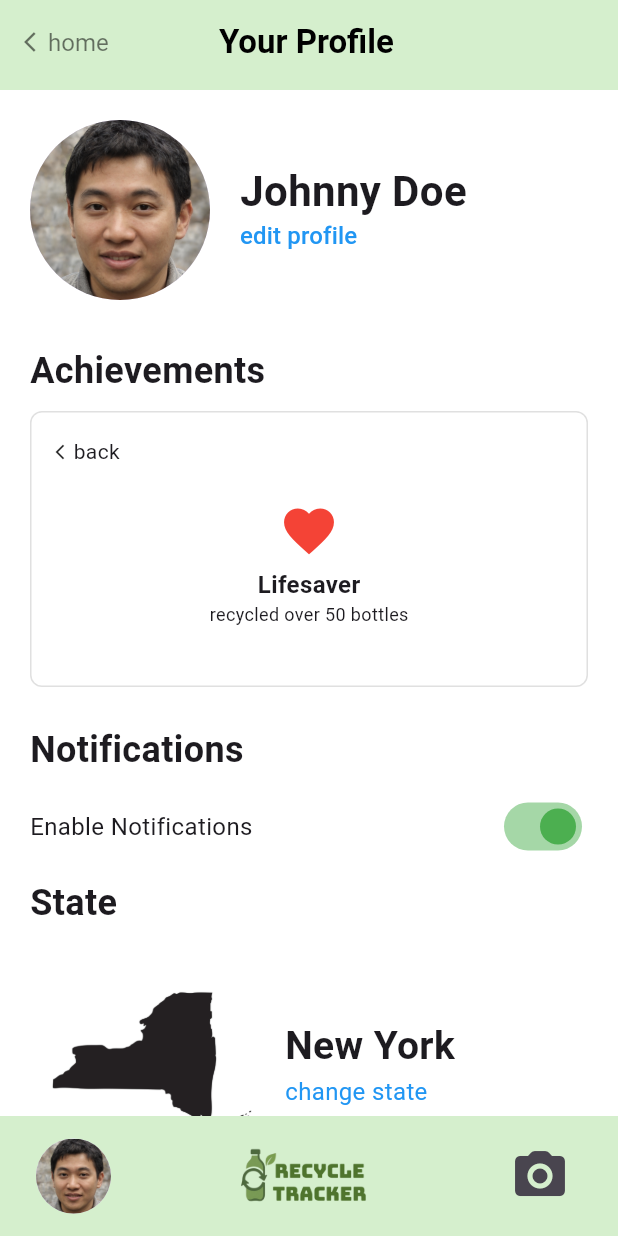
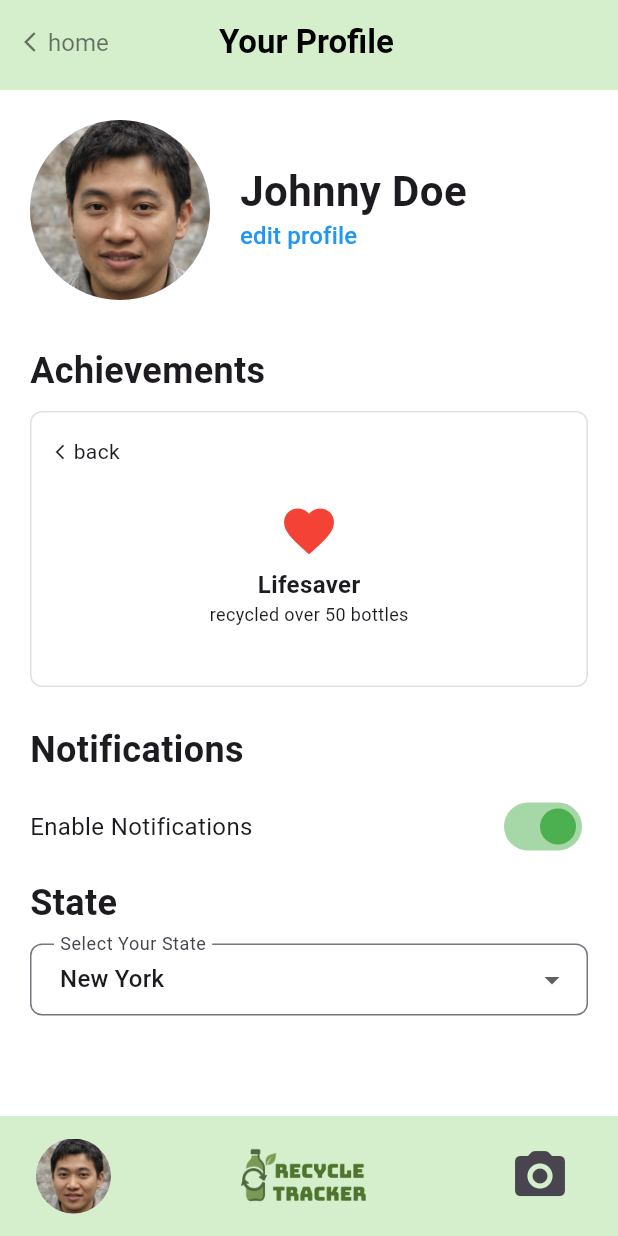
Before and after one commit to caitlinyau0717/recycle-tracker, a Flutter app: the ProfilePage screen opened directly, after a tap on the "favorite" icon, on a phone screen of 412 x 824 dp. Run offline on Flutter 3.47's test engine with Material 3 defaults, Android fonts, the phone set to English and light mode, and no system bars; our stand-ins replace camera, fl_chart, image_picker; missing offline and left inert: google_mlkit_barcode_scanning.

Commit message:
update profile

```diff
--- a/lib/pages/profile_page.dart
+++ b/lib/pages/profile_page.dart
@@ -13,6 +13,21 @@ class ProfilePage extends StatefulWidget {
 class _ProfilePageState extends State<ProfilePage> {
   bool _notificationsEnabled = true;
   bool _showAchievementDetail = false;
+  String _selectedState = "New York"; // default state
+
+  final List<String> states = [
+    "California",
+    "Connecticut",
+    "Hawaii",
+    "Iowa",
+    "Maine",
+    "Massachusetts",
+    "Michigan",
+    "New York",
+    "Oregon",
+    "Vermont",
+    "Guam"
+  ];
 
   @override
   Widget build(BuildContext context) {
@@ -23,7 +38,7 @@ class _ProfilePageState extends State<ProfilePage> {
         child: AppBar(
           backgroundColor: const Color(0xFFD5EFCD),
           elevation: 0,
-          automaticallyImplyLeading: false, // Remove default back arrow
+          automaticallyImplyLeading: false,
           title: Row(
             children: [
               GestureDetector(
@@ -31,7 +46,7 @@ class _ProfilePageState extends State<ProfilePage> {
                   Navigator.pushAndRemoveUntil(
                     context,
                     MaterialPageRoute(builder: (context) => HomePage()),
-                    (route) => false, // Remove all previous routes
+                    (route) => false,
                   );
                 },
                 child: const Row(
@@ -54,30 +69,21 @@ class _ProfilePageState extends State<ProfilePage> {
         child: Column(
           crossAxisAlignment: CrossAxisAlignment.center,
           children: [
-            // Main section for the profile header
+            // Profile photo + name
             Row(
               crossAxisAlignment: CrossAxisAlignment.center,
               children: [
-                // profile icon
-                // CHRIS: PROFILE PIC GOES HERE
                 const CircleAvatar(
                   radius: 60,
                   backgroundImage: AssetImage('assets/ProfilePic.png'),
                 ),
                 const SizedBox(width: 20),
-
-                // column for name and edit button
                 Column(
                   crossAxisAlignment: CrossAxisAlignment.start,
                   children: [
-                    // CHRIS: USER'S FULL NAME GOES HERE
                     const Text(
                       'Johnny Doe',
-                      style: TextStyle(
-                        fontSize: 28,
-                        fontWeight: FontWeight.bold,
-                        height: 1.2,
-                      ),
+                      style: TextStyle(fontSize: 28, fontWeight: FontWeight.bold, height: 1.2),
                     ),
                     TextButton(
                       onPressed: () {
@@ -87,7 +93,6 @@ class _ProfilePageState extends State<ProfilePage> {
                         );
                       },
                       style: TextButton.styleFrom(
-                        // makes button tighter
                         visualDensity: const VisualDensity(vertical: -4),
                         padding: EdgeInsets.zero,
                         tapTargetSize: MaterialTapTargetSize.shrinkWrap,
@@ -101,30 +106,23 @@ class _ProfilePageState extends State<ProfilePage> {
             ),
             const SizedBox(height: 30),
 
-            // achievements
             _buildSection(
               title: 'Achievements',
-              child: _showAchievementDetail
-                  ? _buildAchievementDetail()
-                  : _buildAchievementGrid(),
+              child: _showAchievementDetail ? _buildAchievementDetail() : _buildAchievementGrid(),
             ),
             const SizedBox(height: 25),
 
-            // notifications
             _buildSection(
               title: 'Notifications',
               showBorder: false,
               child: Row(
                 mainAxisAlignment: MainAxisAlignment.spaceBetween,
                 children: [
-                  const Text('Enable Notifications', style: TextStyle(fontSize: 16.0),),
+                  const Text('Enable Notifications', style: TextStyle(fontSize: 16.0)),
                   Switch(
-                    // CHRIS: USER'S NOTIFICATION SETTINGS ARE HERE
                     value: _notificationsEnabled,
                     onChanged: (value) {
-                      setState(() {
-                        _notificationsEnabled = value;
-                      });
+                      setState(() => _notificationsEnabled = value);
                     },
                     activeColor: Colors.green,
                   ),
@@ -132,22 +130,28 @@ class _ProfilePageState extends State<ProfilePage> {
               ),
             ),
             const SizedBox(height: 10),
+
             _buildSection(
               title: 'State',
               showBorder: false,
-              child: Row(
-                // CHRIS: STATE INFORMATION AND IMAGE GOES HERE
-                children: [
-                  Image.asset('assets/NYState.png', width: 160, height: 160),
-                  const SizedBox(width: 10),
-                  const Column(
-                    crossAxisAlignment: CrossAxisAlignment.start,
-                    children: [
-                      Text('New York', style: TextStyle(fontWeight: FontWeight.bold, fontSize: 26.0)),
-                      Text('change state', style: TextStyle(color: Colors.blue, fontSize: 16.0)),
-                    ],
-                  ),
-                ],
+              child: DropdownButtonFormField<String>(
+                value: _selectedState,
+                items: states.map((state) {
+                  return DropdownMenuItem<String>(
+                    value: state,
+                    child: Text(state),
+                  );
+                }).toList(),
+                onChanged: (value) {
+                  setState(() {
+                    _selectedState = value!;
+                  });
+                },
+                decoration: InputDecoration(
+                  labelText: 'Select Your State',
+                  border: OutlineInputBorder(borderRadius: BorderRadius.circular(8)),
+                  contentPadding: const EdgeInsets.symmetric(horizontal: 16, vertical: 12),
+                ),
               ),
             ),
           ],
@@ -161,7 +165,6 @@ class _ProfilePageState extends State<ProfilePage> {
           children: [
             const CircleAvatar(
               radius: 25,
-              // CHRIS: PROFILE PIC GOES HERE
               backgroundImage: AssetImage('assets/ProfilePic.png'),
             ),
             GestureDetector(
@@ -189,7 +192,6 @@ class _ProfilePageState extends State<ProfilePage> {
     );
   }
 
-  // Helper methods for building sections
   Widget _buildSection({required String title, required Widget child, bool showBorder = true}) {
     return Column(
       crossAxisAlignment: CrossAxisAlignment.start,
@@ -198,43 +200,35 @@ class _ProfilePageState extends State<ProfilePage> {
         const SizedBox(height: 10),
         Container(
           width: double.infinity,
-          // add padding only if there's a border
           padding: showBorder ? const EdgeInsets.all(16) : EdgeInsets.zero,
           decoration: showBorder
               ? BoxDecoration(
                   border: Border.all(color: Colors.grey.shade300),
                   borderRadius: BorderRadius.circular(8),
                 )
-              : null, // No decoration if showBorder is false
+              : null,
           child: child,
         ),
       ],
     );
   }
 
-// CHRIS: STORED ACHIEVEMENTS GO IMAGES HERE
   Widget _buildAchievementGrid() {
     return SizedBox(
       height: 150,
       child: Wrap(
-        spacing: 16.0, // Horizontal space between icons.
-        runSpacing: 16.0, // Vertical space if icons wrap to the next line.
+        spacing: 16.0,
+        runSpacing: 16.0,
         children: [
           GestureDetector(
-            onTap: () {
-              setState(() {
-                _showAchievementDetail = true;
-              });
-            },
+            onTap: () => setState(() => _showAchievementDetail = true),
             child: const Icon(Icons.favorite, size: 50, color: Colors.red),
           ),
-          // CAN ADD MORE ACHIEVEMENTS HERE
         ],
       ),
     );
   }
 
-// CHRIS: STORED ACHIEVEMENT DETAILS GO HERE
   Widget _buildAchievementDetail() {
     return SizedBox(
       height: 150,
@@ -242,11 +236,7 @@ class _ProfilePageState extends State<ProfilePage> {
         crossAxisAlignment: CrossAxisAlignment.start,
         children: [
           GestureDetector(
-            onTap: () {
-              setState(() {
-                _showAchievementDetail = false;
-              });
-            },
+            onTap: () => setState(() => _showAchievementDetail = false),
             child: const Row(
               mainAxisSize: MainAxisSize.min,
               children: [
@@ -255,16 +245,15 @@ class _ProfilePageState extends State<ProfilePage> {
               ],
             ),
           ),
-          // Expanded and Center are used to center the detail content vertically.
           Expanded(
             child: Center(
               child: Column(
                 mainAxisSize: MainAxisSize.min,
-                children: [
-                  const Icon(Icons.favorite, size: 40, color: Colors.red),
-                  const SizedBox(height: 4),
-                  const Text('Lifesaver', style: TextStyle(fontWeight: FontWeight.bold, fontSize: 16)),
-                  const Text('recycled over 50 bottles', style: TextStyle(fontSize: 12)),
+                children: const [
+                  Icon(Icons.favorite, size: 40, color: Colors.red),
+                  SizedBox(height: 4),
+                  Text('Lifesaver', style: TextStyle(fontWeight: FontWeight.bold, fontSize: 16)),
+                  Text('recycled over 50 bottles', style: TextStyle(fontSize: 12)),
                 ],
               ),
             ),
```
